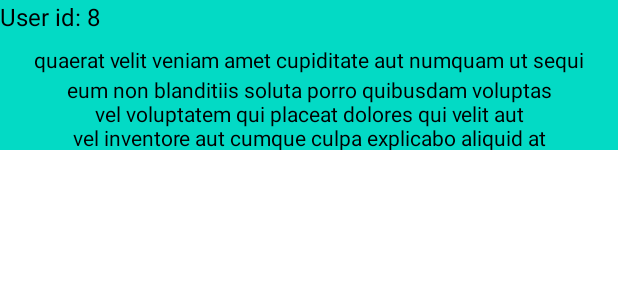
After one commit to rodionGra/15.AcdHmwBasicArch, an Android app: the layout standard_post_item_recycle_view.xml on its own in the app's theme, with its tools: preview values and no code run, on a phone screen of 412 x 824 dp. The commit adds this screen. Shown: the top 300 px of the screen. Run offline under Robolectric (Android 15) with nearby library versions, the phone set to English and light mode, and no system bars; network calls fail.

Commit message:
Add recyclerView and update UI models

```diff
--- a/app/build.gradle
+++ b/app/build.gradle
@@ -30,6 +30,11 @@ android {
     kotlinOptions {
         jvmTarget = '1.8'
     }
+
+    //binding
+    buildFeatures{
+        viewBinding true
+    }
 }
 
 dependencies {
@@ -43,6 +48,7 @@ dependencies {
     androidTestImplementation 'androidx.test.ext:junit:1.1.2'
     androidTestImplementation 'androidx.test.espresso:espresso-core:3.3.0'
 
+    //retrofit
     implementation 'com.squareup.retrofit2:retrofit:2.9.0'
     implementation 'com.squareup.retrofit2:converter-gson:2.9.0'
 }
--- /dev/null
+++ b/app/src/main/res/layout/standard_post_item_recycle_view.xml
@@ -0,0 +1,40 @@
+<?xml version="1.0" encoding="utf-8"?>
+<androidx.constraintlayout.widget.ConstraintLayout xmlns:android="http://schemas.android.com/apk/res/android"
+    xmlns:app="http://schemas.android.com/apk/res-auto"
+    xmlns:tools="http://schemas.android.com/tools"
+    android:layout_width="match_parent"
+    android:layout_height="wrap_content"
+    tools:background="@color/teal_200">
+
+    <TextView
+        android:id="@+id/tv_userId"
+        android:layout_width="wrap_content"
+        android:layout_height="30dp"
+        android:textColor="@color/black"
+        android:textSize="16sp"
+        app:layout_constraintStart_toStartOf="parent"
+        app:layout_constraintTop_toTopOf="parent"
+        tools:text="User id: 8" />
+
+    <TextView
+        android:id="@+id/tv_title"
+        android:layout_width="match_parent"
+        android:layout_height="20dp"
+        android:gravity="center"
+        android:textColor="@color/black"
+        app:layout_constraintTop_toBottomOf="@id/tv_userId"
+        tools:text="quaerat velit veniam amet cupiditate aut numquam ut sequi"
+        />
+
+    <TextView
+        android:id="@+id/tv_body"
+        android:layout_width="match_parent"
+        android:layout_height="50dp"
+        app:layout_constraintTop_toBottomOf="@id/tv_title"
+        app:layout_constraintStart_toStartOf="parent"
+        app:layout_constraintEnd_toEndOf="parent"
+        android:gravity="center"
+        android:textColor="@color/black"
+        tools:text="eum non blanditiis soluta porro quibusdam voluptas\nvel voluptatem qui placeat dolores qui velit aut\nvel inventore aut cumque culpa explicabo aliquid at\nperspiciatis est et voluptatem dignissimos dolor itaque sit nam"/>
+
+</androidx.constraintlayout.widget.ConstraintLayout>
```
Also changed, not shown: app/src/main/java/com/a15acdhmwbasicarch/MainActivity.kt (+18 -1 lines), app/src/main/java/com/a15acdhmwbasicarch/PostRecycleViewAdapter.kt (+61 -8 lines), app/src/main/java/com/a15acdhmwbasicarch/data/DomainUserPostMapper.kt (+6 -9 lines), app/src/main/java/com/a15acdhmwbasicarch/presentation/PostUiMapper.kt (+20 -11 lines), app/src/main/java/com/a15acdhmwbasicarch/presentation/PostUiModel.kt (+6 -10 lines), app/src/main/res/layout/activity_main.xml (+13 -3 lines), app/src/main/res/layout/banned_post_item_recycle_view.xml (added, +21 -0 lines).
